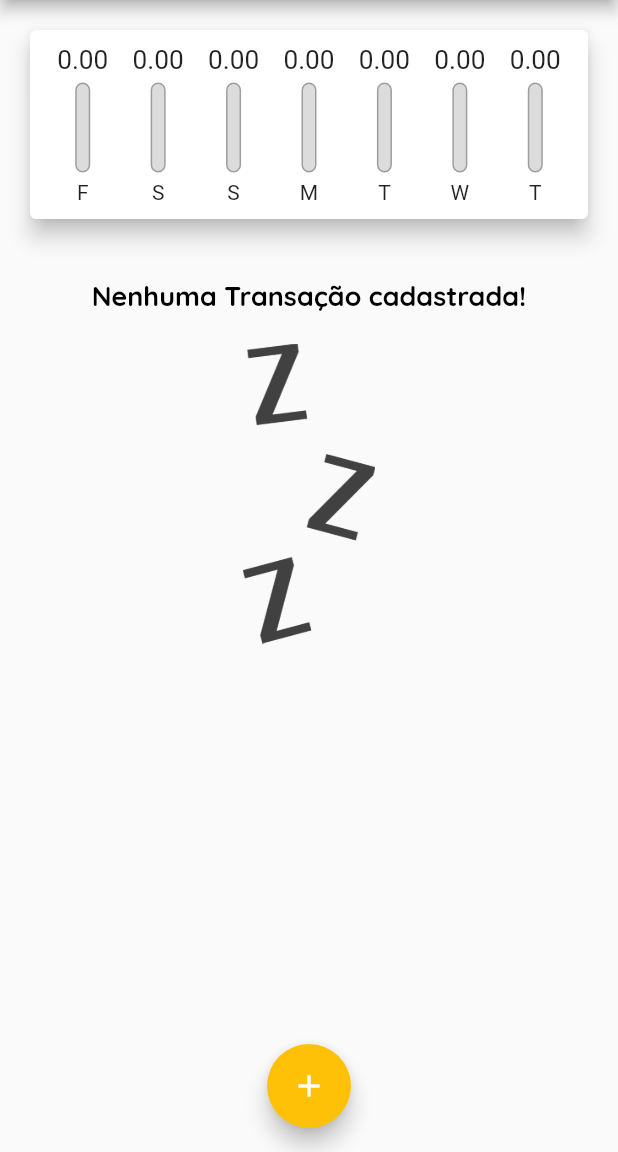
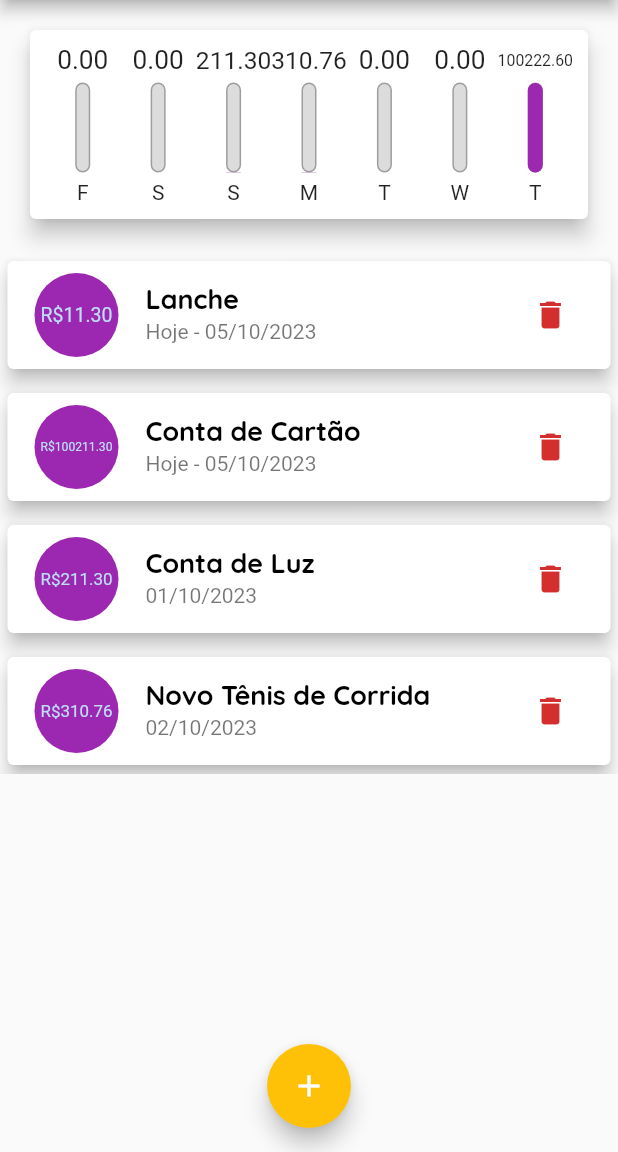
Before and after one commit to hantonny/ExpensesApp-Curso-de-Dart-Flutter, a Flutter app: the screen it shows after launch, on a phone screen of 412 x 824 dp, the part 84-1236 px from its top. Run offline on Flutter 3.47's test engine with Material 2 defaults, Android fonts, the phone set to English and light mode, and no system bars.

Commit message:
Tamanho da listagem

```diff
--- a/lib/components/transaction_list.dart
+++ b/lib/components/transaction_list.dart
@@ -12,7 +12,7 @@ class TransactionList extends StatelessWidget {
   @override
   Widget build(BuildContext context) {
     return Container(
-      height: 300,
+      height: 350,
       child: transactions.isEmpty
           ? Column(
               children: <Widget>[
--- a/lib/main.dart
+++ b/lib/main.dart
@@ -47,36 +47,36 @@ class MyHomePage extends StatefulWidget {
 
 class _MyHomePageState extends State<MyHomePage> {
   final List<Transaction> _transactions = [
-    // Transaction(
-    //   id: 't0',
-    //   title: 'Conta Antiga',
-    //   value: 400.00,
-    //   date: DateTime.now().subtract(Duration(days: 33)),
-    // ),
-    // Transaction(
-    //   id: 't1',
-    //   title: 'Novo Tênis de Corrida',
-    //   value: 310.76,
-    //   date: DateTime.now().subtract(Duration(days: 3)),
-    // ),
-    // Transaction(
-    //   id: 't2',
-    //   title: 'Conta de Luz',
-    //   value: 211.30,
-    //   date: DateTime.now().subtract(Duration(days: 4)),
-    // ),
-    // Transaction(
-    //   id: 't3',
-    //   title: 'Conta de Cartão',
-    //   value: 100211.30,
-    //   date: DateTime.now(),
-    // ),
-    // Transaction(
-    //   id: 't4',
-    //   title: 'Lanche',
-    //   value: 11.30,
-    //   date: DateTime.now(),
-    // ),
+    Transaction(
+      id: 't0',
+      title: 'Conta Antiga',
+      value: 400.00,
+      date: DateTime.now().subtract(Duration(days: 33)),
+    ),
+    Transaction(
+      id: 't1',
+      title: 'Novo Tênis de Corrida',
+      value: 310.76,
+      date: DateTime.now().subtract(Duration(days: 3)),
+    ),
+    Transaction(
+      id: 't2',
+      title: 'Conta de Luz',
+      value: 211.30,
+      date: DateTime.now().subtract(Duration(days: 4)),
+    ),
+    Transaction(
+      id: 't3',
+      title: 'Conta de Cartão',
+      value: 100211.30,
+      date: DateTime.now(),
+    ),
+    Transaction(
+      id: 't4',
+      title: 'Lanche',
+      value: 11.30,
+      date: DateTime.now(),
+    ),
   ];
 
   List<Transaction> get _recentTransactions {
```
